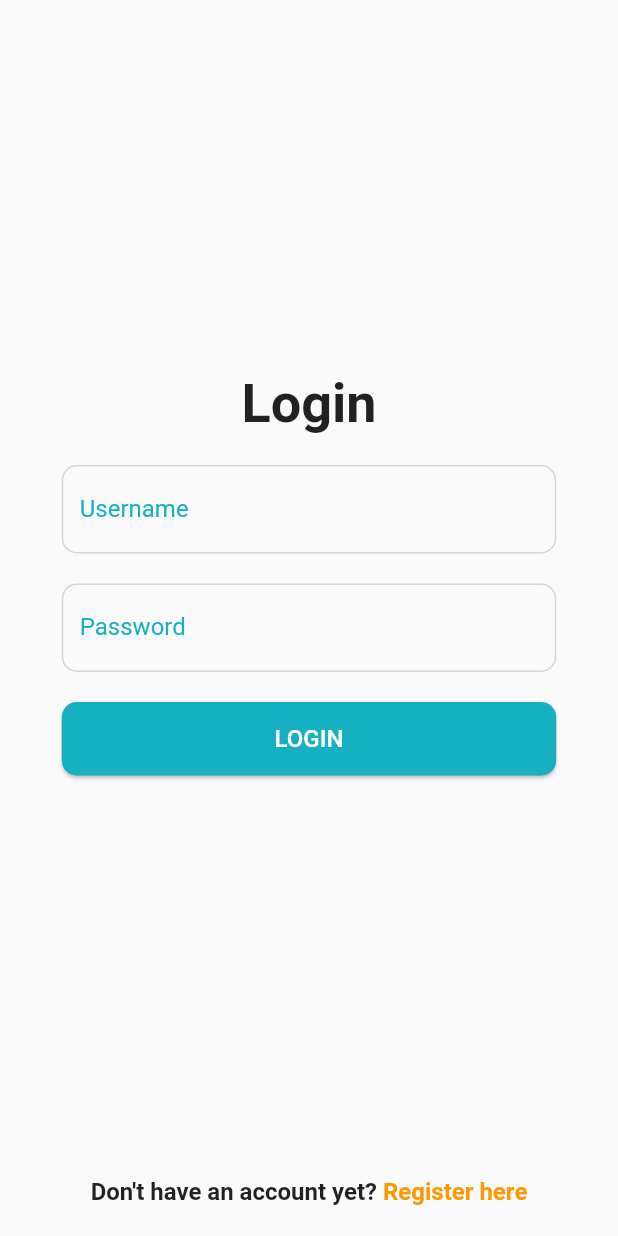
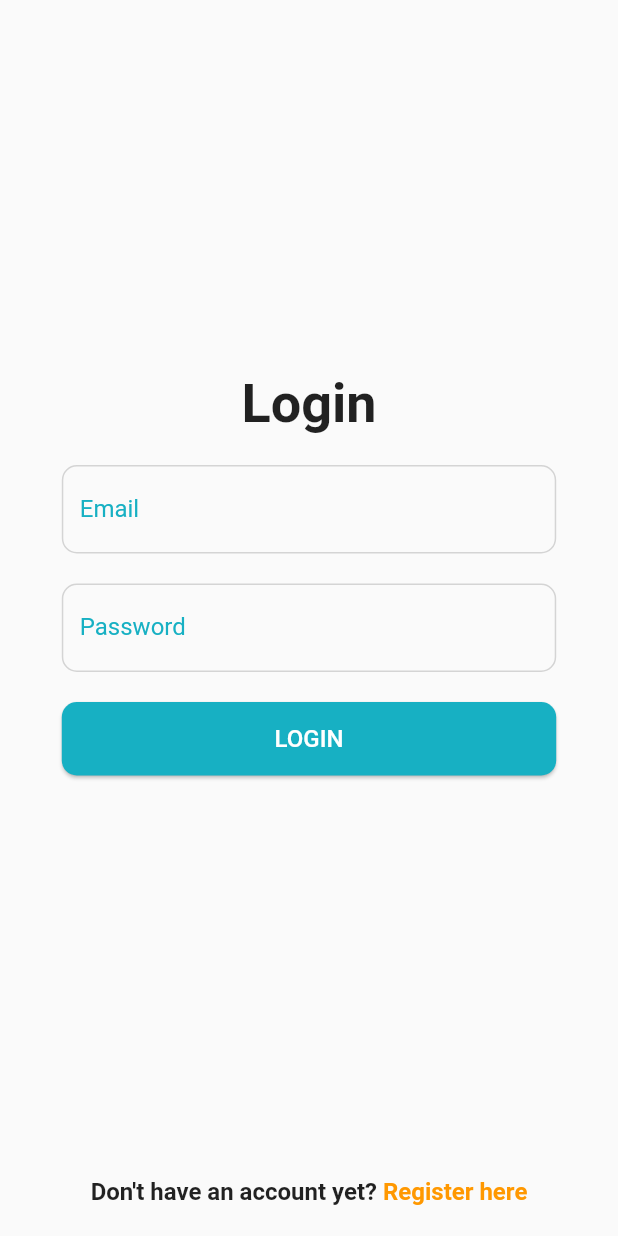
Before and after one commit to coding-hub-org/deliverIt-flutter, a Flutter app: the LoginScreen screen opened by its route, on a phone screen of 412 x 824 dp. Run offline on Flutter 3.47's test engine with Material 2 defaults, Android fonts, the phone set to English and light mode, and no system bars; our stand-ins replace bloc, firebase_auth, flutter_bloc, shared_preferences; accounts and stored records are empty; statements that could not run were skipped.

Commit message:
update login logic update login ui

```diff
--- a/lib/blocs/authentication/authentication_event.dart
+++ b/lib/blocs/authentication/authentication_event.dart
@@ -13,8 +13,9 @@ class SignUp extends AuthenticationEvent {
 }
 
 class Login extends AuthenticationEvent {
+  Login({@required this.token});
+
   final String token;
-  Login({@required this.token});
 
   @override
   String toString() => 'Login';
--- a/lib/blocs/authentication/authentication_state.dart
+++ b/lib/blocs/authentication/authentication_state.dart
@@ -5,14 +5,18 @@ class AuthenticationUninitialized extends AuthenticationState {
   String toString() => 'AuthenticationUninitialized';
 }
 
-class AuthenticationAuthenticated extends AuthenticationState {
+class Authenticated extends AuthenticationState {
   @override
   String toString() => 'AuthenticationAuthenticated';
 }
 
-class AuthenticationUnauthenticated extends AuthenticationState {
+class Unauthenticated extends AuthenticationState {
+  Unauthenticated({this.errorMessage});
+
   @override
   String toString() => 'AuthenticationUnauthenticated';
+
+  final String errorMessage;
 }
 
 class AuthenticationLoading extends AuthenticationState {
--- a/lib/blocs/login/login_event.dart
+++ b/lib/blocs/login/login_event.dart
@@ -3,15 +3,15 @@ import 'package:meta/meta.dart';
 abstract class LoginEvent {}
 
 class LoginButtonPressed extends LoginEvent {
-  final String username;
+  final String email;
   final String password;
 
   LoginButtonPressed({
-    @required this.username,
+    @required this.email,
     @required this.password,
   });
 
   @override
   String toString() =>
-      'LoginButtonPressed { username: $username, password: $password }';
+      'LoginButtonPressed { email: $email, password: $password }';
 }
--- a/lib/screens/login_screen.dart
+++ b/lib/screens/login_screen.dart
@@ -21,6 +21,8 @@ class _LoginScreenState extends State<LoginScreen> {
   LoginBloc loginBloc;
   final usernameController = TextEditingController();
   final passwordController = TextEditingController();
+  final GlobalKey<FormState> formKey = GlobalKey<FormState>();
+  final GlobalKey<ScaffoldState> scaffoldKey = GlobalKey<ScaffoldState>();
 
   void initState() {
     loginBloc = LoginBloc(
@@ -34,20 +36,24 @@ class _LoginScreenState extends State<LoginScreen> {
     super.dispose();
   }
 
-  Center _buildLoadingOverlay() {
+  Center buildLoadingOverlay() {
     return Center(
       child: Container(
         width: 200,
         height: 200,
-        decoration: BoxDecoration(color: Colors.grey),
         child: Center(child: CircularProgressIndicator()),
       ),
     );
   }
 
   void onLoginTapped({String username, String password}) {
+    bool validateResult = formKey.currentState.validate();
+
+    print("validate result: $validateResult");
+    if (validateResult) {
       loginBloc
-        .dispatch(LoginButtonPressed(username: username, password: password));
+          .dispatch(LoginButtonPressed(email: username, password: password));
+    }
   }
 
   @override
@@ -59,45 +65,72 @@ class _LoginScreenState extends State<LoginScreen> {
 
     var questionStyle = TextStyle(fontSize: 16, fontWeight: FontWeight.bold);
 
-    return BlocBuilder(
+    return Scaffold(
+      key: scaffoldKey,
+      body: SafeArea(
+        child: BlocListener(
+          bloc: loginBloc,
+          listener: (context, state) {
+            if (state is LoginFailure) {
+              // Show error message on snackbar
+              scaffoldKey.currentState.showSnackBar(
+                SnackBar(
+                  content: Text(state.error),
+                ),
+              );
+            }
+          },
+          child: BlocBuilder(
             bloc: loginBloc,
             builder: (context, state) {
               if (state is LoginInitial) {
-          return Scaffold(
-            body: SafeArea(
-              child: LoginForm(
+                return LoginForm(
+                  formKey: formKey,
                   margin: margin,
-                usernameController: usernameController,
+                  emailController: usernameController,
                   passwordController: passwordController,
                   questionStyle: questionStyle,
                   onLoginTapped: onLoginTapped,
+                );
+              }
+
+              if (state is LoginLoading) {
+                return Stack(
+                  children: <Widget>[
+                    Opacity(
+                      opacity: 0.5,
+                      child: LoginForm(
+                        formKey: formKey,
+                        margin: margin,
+                        emailController: usernameController,
+                        passwordController: passwordController,
+                        onLoginTapped: onLoginTapped,
+                        questionStyle: questionStyle,
+                      ),
+                    ),
+                    buildLoadingOverlay(),
+                  ],
+                );
+              }
+
+              if (state is LoginFailure) {
+                return Stack(
+                  children: <Widget>[
+                    LoginForm(
+                      formKey: formKey,
+                      margin: margin,
+                      emailController: usernameController,
+                      passwordController: passwordController,
+                      onLoginTapped: onLoginTapped,
+                      questionStyle: questionStyle,
+                    ),
+                  ],
+                );
+              }
+            },
+          ),
         ),
       ),
     );
   }
-        if (state is LoginLoading) {
-          return Scaffold(
-            body: SafeArea(
-              child: Stack(
-                children: <Widget>[
-                  LoginForm(
-                      margin: margin,
-                      usernameController: usernameController,
-                      passwordController: passwordController,
-                      onLoginTapped: onLoginTapped,
-                      questionStyle: questionStyle),
-                  _buildLoadingOverlay()
-                ],
-              ),
-            ),
-          );
 }
-        if (state is LoginFailure) {
-          return Center(
-            child: Text(state.error),
-          );
-        }
-      },
-    );
-  }
-}
--- a/lib/widgets/login_form.dart
+++ b/lib/widgets/login_form.dart
@@ -3,77 +3,53 @@ import 'package:deliverit/widgets/page_header.dart';
 import 'package:deliverit/widgets/raised_button_di.dart';
 import 'package:flutter/material.dart';
 
-typedef void OnLoginCallBack(
-    {@required String username, @required String password});
+typedef void OnLoginCallBack({
+  @required String username,
+  @required String password,
+});
 
-class LoginForm extends StatelessWidget {
-  const LoginForm(
-      {Key key,
-      // @required this.context,
-      @required this.margin,
-      @required this.usernameController,
-      @required this.passwordController,
-      @required this.questionStyle,
-      this.onLoginTapped})
-      : super(key: key);
+class LoginForm extends StatefulWidget {
+  const LoginForm({
+    Key key,
+    @required this.margin,
+    @required this.emailController,
+    @required this.passwordController,
+    @required this.questionStyle,
+    this.onLoginTapped,
+    @required this.formKey,
+  }) : super(key: key);
 
-  // final BuildContext context;
   final double margin;
-  final TextEditingController usernameController;
+  final TextEditingController emailController;
   final TextEditingController passwordController;
   final TextStyle questionStyle;
   final OnLoginCallBack onLoginTapped;
+  final GlobalKey<FormState> formKey;
 
   @override
-  Widget build(BuildContext context) {
-    return Column(
-      mainAxisAlignment: MainAxisAlignment.center,
-      crossAxisAlignment: CrossAxisAlignment.center,
-      children: <Widget>[
-        Expanded(
-          child: Padding(
-            padding: EdgeInsets.symmetric(
-                horizontal: MediaQuery.of(context).size.width * 0.1),
-            child: Column(
-              crossAxisAlignment: CrossAxisAlignment.center,
-              mainAxisAlignment: MainAxisAlignment.center,
-              children: <Widget>[
-                PageHeader(
-                  header: "Login",
-                ),
-                _buildUsernameField(),
-                _buildPasswordField(),
-                Container(
-                  margin: EdgeInsets.only(top: margin),
-                  child: RaisedButtonDI(
-                    onPressed: () => {
-                          onLoginTapped(
-                              username: usernameController.text,
-                              password: passwordController.text)
-                        },
-                    text: "LOGIN",
-                    width: MediaQuery.of(context).size.width * 0.9,
-                  ),
-                ),
-                // _buildForgotPasswordLine()
-              ],
-            ),
-          ),
-        ),
-        _buildRegisterLine(context)
-      ],
-    );
+  _LoginFormState createState() => _LoginFormState();
+}
+
+class _LoginFormState extends State<LoginForm> {
+  FocusNode emailNode = FocusNode();
+  FocusNode passwordNode = FocusNode();
+
+  @override
+  void dispose() {
+    emailNode.dispose();
+    passwordNode.dispose();
+    super.dispose();
   }
 
   Container _buildRegisterLine(BuildContext context) {
     return Container(
-      margin: EdgeInsets.only(top: margin, bottom: margin),
+      margin: EdgeInsets.only(top: widget.margin, bottom: widget.margin),
       child: Row(
         mainAxisAlignment: MainAxisAlignment.center,
         children: <Widget>[
           Text(
             "Don't have an account yet? ",
-            style: questionStyle,
+            style: widget.questionStyle,
           ),
           GestureDetector(
             onTap: () {
@@ -82,7 +58,7 @@ class LoginForm extends StatelessWidget {
             },
             child: Text(
               "Register here",
-              style: questionStyle.copyWith(color: Colors.orange),
+              style: widget.questionStyle.copyWith(color: Colors.orange),
             ),
           ),
         ],
@@ -92,17 +68,17 @@ class LoginForm extends StatelessWidget {
 
   Container _buildForgotPasswordLine() {
     return Container(
-      margin: EdgeInsets.only(top: margin),
+      margin: EdgeInsets.only(top: widget.margin),
       child: Row(
         mainAxisAlignment: MainAxisAlignment.center,
         children: <Widget>[
           Text(
             "Forgot your password? ",
-            style: questionStyle,
+            style: widget.questionStyle,
           ),
           Text(
             "Click here",
-            style: questionStyle.copyWith(color: Colors.pinkAccent),
+            style: widget.questionStyle.copyWith(color: Colors.pinkAccent),
           )
         ],
       ),
@@ -111,21 +87,78 @@ class LoginForm extends StatelessWidget {
 
   Container _buildPasswordField() {
     return Container(
-        margin: EdgeInsets.only(top: margin),
-        child: TextFormField(
-          controller: passwordController,
-          obscureText: true,
-          decoration: InputDecoration(labelText: "Password"),
-        ));
+      margin: EdgeInsets.only(top: widget.margin),
+      child: TextFormField(
+        focusNode: passwordNode,
+        validator: (text) =>
+            text.isNotEmpty ? null : "Password cannot be blank",
+        controller: widget.passwordController,
+        obscureText: true,
+        decoration: InputDecoration(labelText: "Password"),
+      ),
+    );
   }
 
-  Container _buildUsernameField() {
+  Container _buildEmailField() {
     return Container(
-        margin: EdgeInsets.only(top: margin),
-        child: TextFormField(
-            controller: usernameController,
-            decoration: InputDecoration(
-              labelText: "Username",
-            )));
+      margin: EdgeInsets.only(top: widget.margin),
+      child: TextFormField(
+        focusNode: emailNode,
+        validator: (text) => text.isNotEmpty ? null : "Email cannot be blank",
+        controller: widget.emailController,
+        onFieldSubmitted: (text) {
+          emailNode.unfocus();
+          FocusScope.of(context).requestFocus(passwordNode);
+        },
+        decoration: InputDecoration(
+          labelText: "Email",
+        ),
+      ),
+    );
+  }
+
+  @override
+  Widget build(BuildContext context) {
+    return Form(
+      key: widget.formKey,
+      child: Column(
+        mainAxisAlignment: MainAxisAlignment.center,
+        crossAxisAlignment: CrossAxisAlignment.center,
+        children: <Widget>[
+          Expanded(
+            child: Padding(
+              padding: EdgeInsets.symmetric(
+                  horizontal: MediaQuery.of(context).size.width * 0.1),
+              child: Column(
+                crossAxisAlignment: CrossAxisAlignment.center,
+                mainAxisAlignment: MainAxisAlignment.center,
+                children: <Widget>[
+                  PageHeader(
+                    header: "Login",
+                  ),
+                  _buildEmailField(),
+                  _buildPasswordField(),
+                  Container(
+                    margin: EdgeInsets.only(top: widget.margin),
+                    child: RaisedButtonDI(
+                      onPressed: () => {
+                            widget.onLoginTapped(
+                              username: widget.emailController.text,
+                              password: widget.passwordController.text,
+                            )
+                          },
+                      text: "LOGIN",
+                      width: MediaQuery.of(context).size.width * 0.9,
+                    ),
+                  ),
+                  // _buildForgotPasswordLine()
+                ],
+              ),
+            ),
+          ),
+          _buildRegisterLine(context)
+        ],
+      ),
+    );
   }
 }
```
Also changed, not shown: lib/blocs/authentication/authentication_bloc.dart (+17 -6 lines), lib/blocs/login/login_bloc.dart (+14 -9 lines), lib/respositories/user_repository.dart (+54 -8 lines), lib/services/validator.dart (added). Lines whose indentation alone changed are shown as unchanged.
